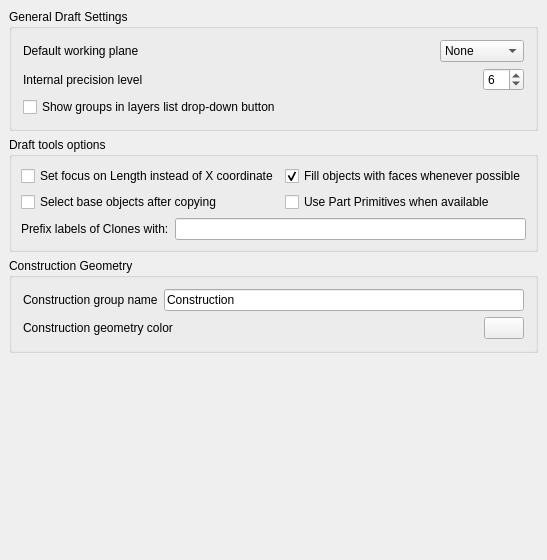
Qt form src/Mod/Draft/Resources/ui/preferences-draft.ui (southseact-3d/fcd) before a commit.
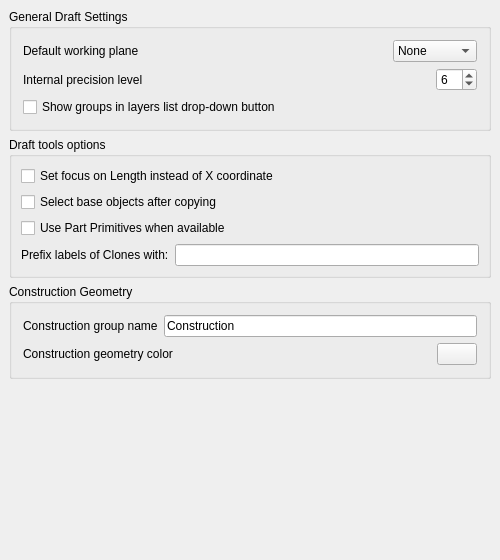
The same form after that commit. Custom widgets are drawn as their Qt base class.

Commit message:
Draft: store more command modes in prefs
With this PR the following 5 command modes are automatically stored in the preferences:
* "ContinueMode"
* "RelativeMode"
* "GlobalMode"
* "fillmode" (existing preference, removed from the Preferences Editor)
* "SubelementMode"

Additionally:
Three commands (Draft_Ellipse, Draft_Rectangle and Draft_Stretch) call `setRelative` after the 1st point has been specified and would permanently switch on relativeMode. After this PR this switch is temporary.

Diff of the .ui file:
```diff
--- a/src/Mod/Draft/Resources/ui/preferences-draft.ui
+++ b/src/Mod/Draft/Resources/ui/preferences-draft.ui
@@ -188,26 +188,6 @@
           </property>
          </widget>
         </item>
-        <item row="0" column="1">
-         <widget class="Gui::PrefCheckBox" name="gui::prefcheckbox_6">
-          <property name="toolTip">
-           <string>If this is checked, objects will appear as filled by default.
-Otherwise, they will appear as wireframe</string>
-          </property>
-          <property name="text">
-           <string>Fill objects with faces whenever possible</string>
-          </property>
-          <property name="checked">
-           <bool>true</bool>
-          </property>
-          <property name="prefEntry" stdset="0">
-           <cstring>fillmode</cstring>
-          </property>
-          <property name="prefPath" stdset="0">
-           <cstring>Mod/Draft</cstring>
-          </property>
-         </widget>
-        </item>
         <item row="1" column="0">
          <widget class="Gui::PrefCheckBox" name="gui::prefcheckbox_3">
           <property name="toolTip">
@@ -225,7 +205,7 @@
           </property>
          </widget>
         </item>
-        <item row="1" column="1">
+        <item row="2" column="0">
          <widget class="Gui::PrefCheckBox" name="gui::prefcheckbox_13">
           <property name="toolTip">
            <string>Force Draft Tools to create Part primitives instead of Draft objects.
```
The commit also changes 2 other files.
